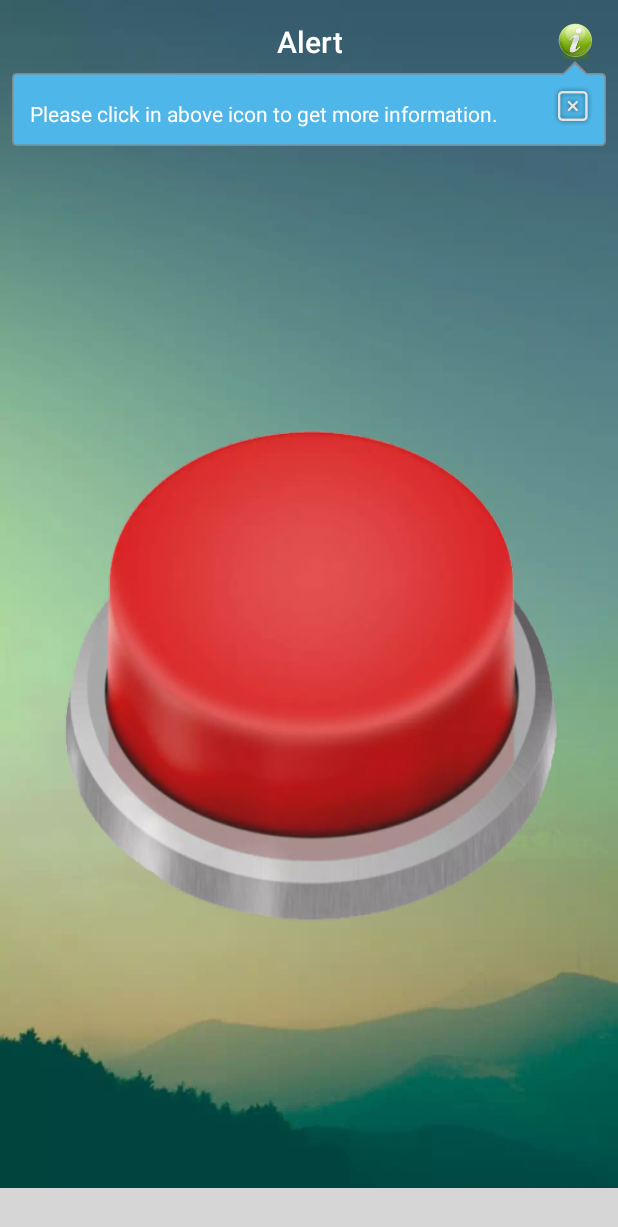
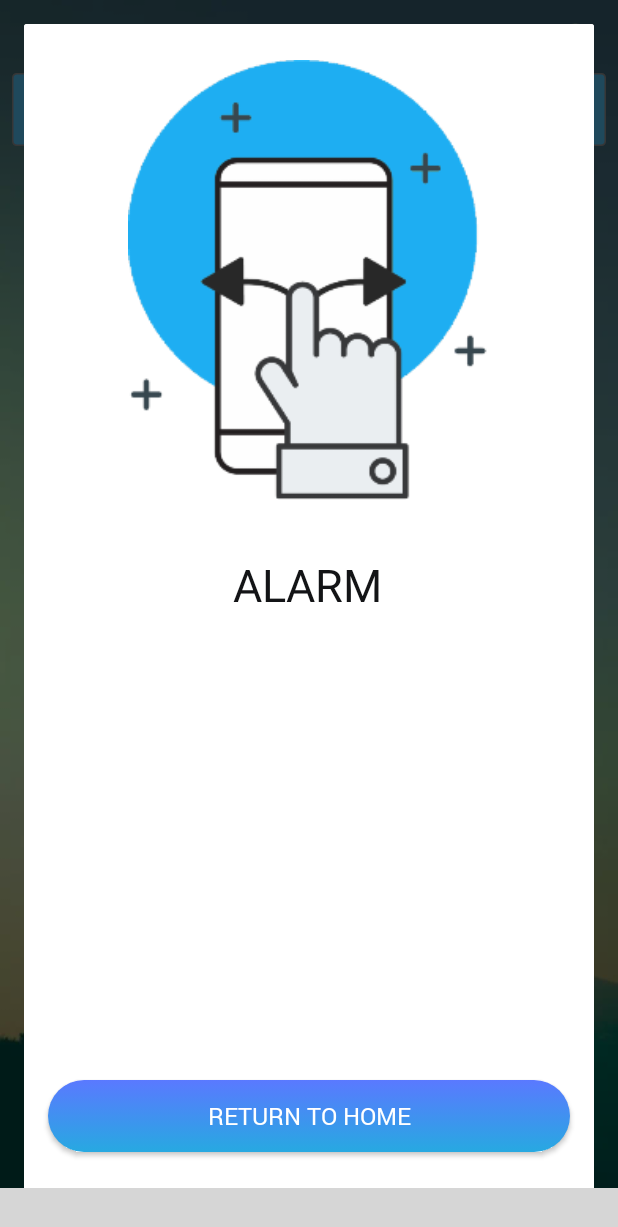
Before and after one commit to amirmhrzan123/TestAlarm, an Android app: the HomeActivity screen opened directly, with no data from a screen before it, after a tap on an icon or button, on a phone screen of 412 x 824 dp. Shown: the top 1227 px of the screen. Run offline under Robolectric (Android 15) with nearby library versions, the light colour scheme and no system bars; our stand-ins replace data binding; libraries missing offline, so code that uses them is left out: com.aurelhubert.ahbottomnavigation, com.kotlinpermissions, com.skydoves.balloon; plain views replace AHBottomNavigation, AHBottomNavigationViewPager; 26 statements that could not run were skipped; grey boxes are pictures that could not be loaded.

Commit message:
change sin instruction fragment

```diff
--- a/app/src/main/java/com/example/sialarm/ui/homepage/HomeActivity.kt
+++ b/app/src/main/java/com/example/sialarm/ui/homepage/HomeActivity.kt
@@ -5,6 +5,7 @@ import android.app.Activity
 import android.content.Intent
 import android.os.Build
 import android.os.Bundle
+import android.os.Debug
 import android.os.Handler
 import android.provider.ContactsContract
 import android.util.Log
@@ -114,7 +115,7 @@ class HomeActivity: BaseActivity<MainViewModel, ActivityMainBinding>() {
         }
 
         iv_info.setOnClickListener {
-            openInformationFragment(123)
+            openInformationFragment()
         }
 
 
@@ -229,18 +230,9 @@ class HomeActivity: BaseActivity<MainViewModel, ActivityMainBinding>() {
 
     }
 
-    fun openInformationFragment(send: Int) {
-        supportFragmentManager
-            .beginTransaction()
-            .addToBackStack(null)
-            .setCustomAnimations(
-                R.anim.slide_in_right,
-                R.anim.slide_out_left,
-                R.anim.slide_in_left,
-                R.anim.slide_out_right
-            )
-            .replace(R.id.container, InstructionFragment.newInstance(send), InstructionFragment.TAG)
-            .commit()
+    fun openInformationFragment() {
+        InstructionFragment.newInstance(tabPosition).show(supportFragmentManager,"")
+
     }
 
 
--- a/app/src/main/java/com/example/sialarm/ui/instructions/InstructionFragment.kt
+++ b/app/src/main/java/com/example/sialarm/ui/instructions/InstructionFragment.kt
@@ -1,17 +1,21 @@
 package com.example.sialarm.ui.instructions
 
 import android.os.Bundle
+import android.view.LayoutInflater
 import android.view.View
+import android.view.ViewGroup
+import android.widget.Button
+import android.widget.ImageView
+import android.widget.TextView
 import androidx.fragment.app.DialogFragment
-import androidx.fragment.app.Fragment
-import com.example.sialarm.BR
 import com.example.sialarm.R
-import com.example.sialarm.base.BaseFragment
-import com.example.sialarm.databinding.FragmentSlideLeftRightBinding
-import org.koin.androidx.viewmodel.ext.android.viewModel
+
 
 class InstructionFragment :DialogFragment(){
 
+    private val tabPosition : Int by lazy{
+        arguments!!.getInt(TAG)
+    }
 
 
     companion object{
@@ -30,16 +34,34 @@ class InstructionFragment :DialogFragment(){
 
 
 
-
-    private val instructionViewModel : InstructionViewModel by viewModel()
-
-    override fun getLayoutId(): Int = R.layout.fragment_slide_left_right
-
-    override fun getViewModel(): InstructionViewModel = instructionViewModel
-
-    override fun getBindingVariable(): Int = BR.viewModel
+    override fun onStart() {
+        super.onStart()
+        val dialog = dialog
+        if (dialog != null) {
+            val width = ViewGroup.LayoutParams.MATCH_PARENT
+            val height = ViewGroup.LayoutParams.MATCH_PARENT
+            dialog.window.setLayout(width, height)
+        }
+    }
 
     override fun onViewCreated(view: View, savedInstanceState: Bundle?) {
         super.onViewCreated(view, savedInstanceState)
+
     }
+
+    override fun onCreateView(inflater: LayoutInflater, container: ViewGroup?, savedInstanceState: Bundle?): View? {
+        val v = inflater.inflate(R.layout.fragment_slide_left_right, container, false)
+
+        var imageview = v.findViewById<ImageView>(R.id.animation)
+        var title = v.findViewById<TextView>(R.id.tvTitle)
+        var descriptoin = v.findViewById<TextView>(R.id.tvDescription)
+        if(tabPosition==0){
+            title.setText("ALARM")
+        }else{
+            title.setText("FRIENDS")
+        }
+        v.findViewById<Button>(R.id.button).setOnClickListener {
+            dismiss()
+        }
+        return v    }
 }
--- a/app/src/main/res/layout/fragment_slide_left_right.xml
+++ b/app/src/main/res/layout/fragment_slide_left_right.xml
@@ -36,13 +36,14 @@
 
 
                 <TextView
-                    android:id="@+id/textView10"
+                    android:id="@+id/tvTitle"
                     android:layout_width="wrap_content"
                     android:layout_height="wrap_content"
                     android:layout_marginEnd="8dp"
                     android:layout_marginStart="8dp"
                     android:layout_marginTop="36dp"
                     android:textSize="30sp"
+                    android:textColor="@color/colorDarkBlack"
                     app:layout_constraintEnd_toEndOf="parent"
                     app:layout_constraintHorizontal_bias="0.497"
                     app:layout_constraintStart_toStartOf="parent"
@@ -50,7 +51,7 @@
                     tools:text="fsdf sdf sdf sd" />
 
                 <TextView
-                    android:id="@+id/textView15"
+                    android:id="@+id/tvDescription"
                     android:layout_width="0dp"
                     android:layout_height="wrap_content"
                     android:layout_marginEnd="32dp"
@@ -62,7 +63,7 @@
                     android:textSize="14sp"
                     app:layout_constraintEnd_toEndOf="parent"
                     app:layout_constraintStart_toStartOf="parent"
-                    app:layout_constraintTop_toBottomOf="@+id/textView10"
+                    app:layout_constraintTop_toBottomOf="@+id/tvTitle"
                     tools:text="Soon you will be notified when your quote requests have been sent by your service provider. You will be able to approve or decline each quote. Once you have approved all your quote requests, you will be able to send this quote to your client" />
 
                 <ImageView
```
